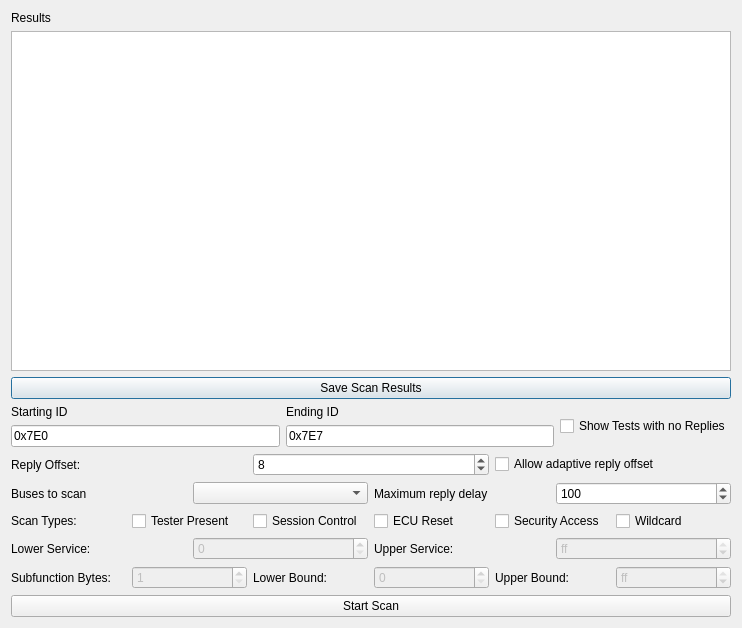
First picture: the form in ui/udsscanwindow.ui, repository collin80/SavvyCAN, before the edit.
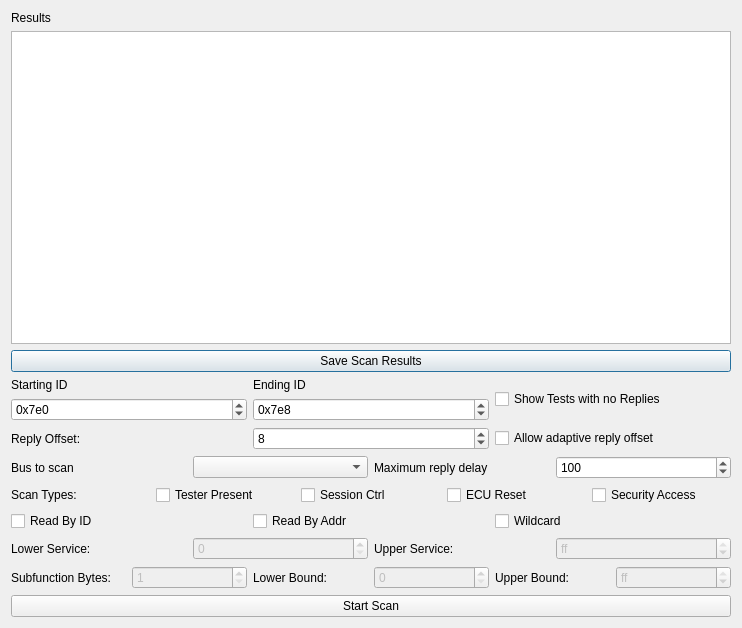
Second picture: the form after the edit.

Commit message: Preliminaries for new UDS modes, added code to ensure lower and upper bounds are respected on UDS window.

```diff
--- a/ui/udsscanwindow.ui
+++ b/ui/udsscanwindow.ui
@@ -52,9 +52,18 @@
         </widget>
        </item>
        <item>
-        <widget class="QLineEdit" name="txtStartID">
-         <property name="text">
-          <string>0x7E0</string>
+        <widget class="QSpinBox" name="spinStartID">
+         <property name="prefix">
+          <string>0x</string>
+         </property>
+         <property name="maximum">
+          <number>536870911</number>
+         </property>
+         <property name="value">
+          <number>2016</number>
+         </property>
+         <property name="displayIntegerBase">
+          <number>16</number>
          </property>
         </widget>
        </item>
@@ -70,9 +79,18 @@
         </widget>
        </item>
        <item>
-        <widget class="QLineEdit" name="txtEndID">
-         <property name="text">
-          <string>0x7E7</string>
+        <widget class="QSpinBox" name="spinEndID">
+         <property name="prefix">
+          <string>0x</string>
+         </property>
+         <property name="maximum">
+          <number>536870911</number>
+         </property>
+         <property name="value">
+          <number>2024</number>
+         </property>
+         <property name="displayIntegerBase">
+          <number>16</number>
          </property>
         </widget>
        </item>
@@ -123,7 +141,7 @@
      <item>
       <widget class="QLabel" name="label">
        <property name="text">
-        <string>Buses to scan</string>
+        <string>Bus to scan</string>
        </property>
       </widget>
      </item>
@@ -174,7 +192,7 @@
      <item>
       <widget class="QCheckBox" name="ckSession">
        <property name="text">
-        <string>Session Control</string>
+        <string>Session Ctrl</string>
        </property>
       </widget>
      </item>
@@ -189,6 +207,24 @@
       <widget class="QCheckBox" name="ckSecurity">
        <property name="text">
         <string>Security Access</string>
+       </property>
+      </widget>
+     </item>
+    </layout>
+   </item>
+   <item>
+    <layout class="QHBoxLayout" name="horizontalLayout_7">
+     <item>
+      <widget class="QCheckBox" name="ckReadByID">
+       <property name="text">
+        <string>Read By ID</string>
+       </property>
+      </widget>
+     </item>
+     <item>
+      <widget class="QCheckBox" name="ckReadByAddr">
+       <property name="text">
+        <string>Read By Addr</string>
        </property>
       </widget>
      </item>
```
The commit also changes 2 other files.
